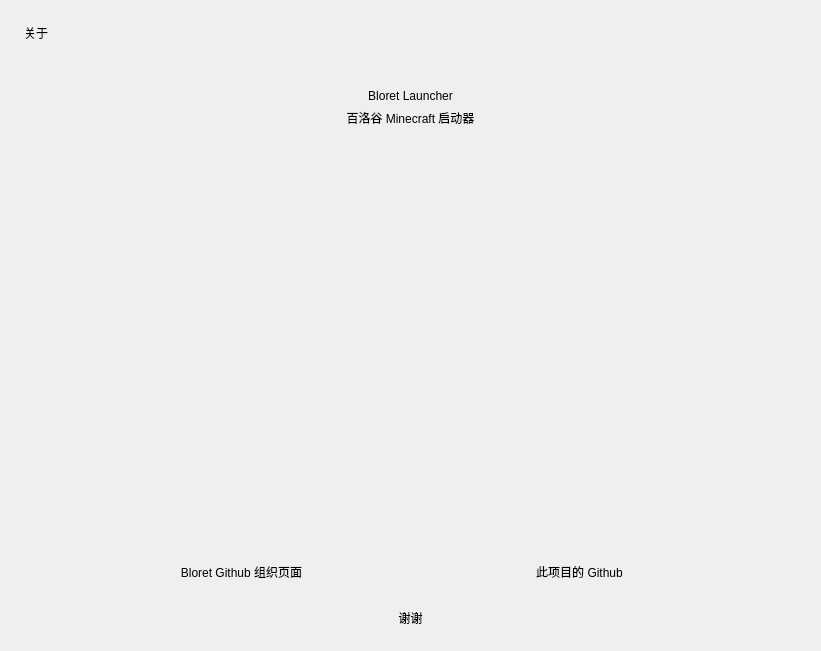
The window that ui/info.ui (BloretCrew/Bloret-Launcher) describes before a commit, drawn with Qt 5.
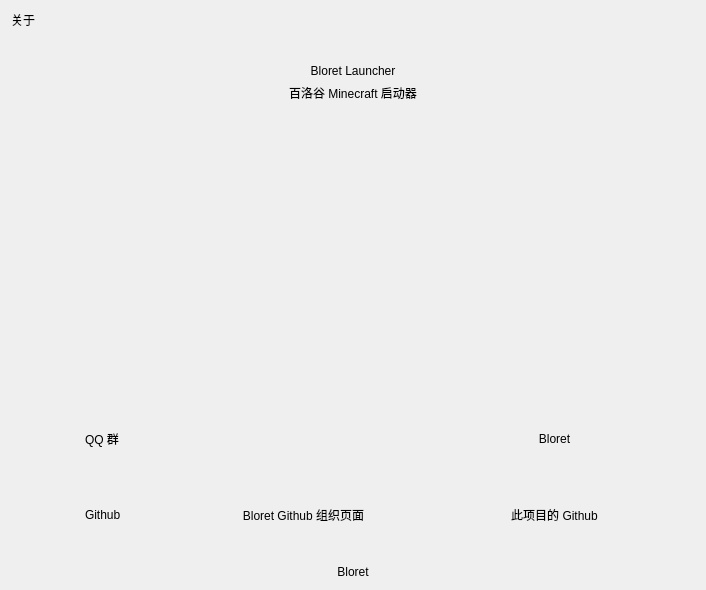
The same window after the commit. Icons and pictures are not drawn. Custom widgets are drawn as their Qt base class.

The edit to the form file:
```diff
--- a/ui/info.ui
+++ b/ui/info.ui
@@ -6,29 +6,14 @@
    <rect>
     <x>0</x>
     <y>0</y>
-    <width>821</width>
-    <height>651</height>
+    <width>706</width>
+    <height>590</height>
    </rect>
   </property>
   <property name="windowTitle">
    <string>Form</string>
   </property>
   <layout class="QVBoxLayout" name="verticalLayout_2">
-   <property name="spacing">
-    <number>18</number>
-   </property>
-   <property name="leftMargin">
-    <number>24</number>
-   </property>
-   <property name="topMargin">
-    <number>24</number>
-   </property>
-   <property name="rightMargin">
-    <number>24</number>
-   </property>
-   <property name="bottomMargin">
-    <number>24</number>
-   </property>
    <item>
     <widget class="TitleLabel" name="TitleLabel">
      <property name="text">
@@ -49,8 +34,8 @@
        <rect>
         <x>0</x>
         <y>0</y>
-        <width>773</width>
-        <height>543</height>
+        <width>688</width>
+        <height>536</height>
        </rect>
       </property>
       <layout class="QVBoxLayout" name="verticalLayout">
@@ -132,9 +117,147 @@
         </spacer>
        </item>
        <item>
-        <layout class="QHBoxLayout" name="horizontalLayout_3">
+        <widget class="CardWidget" name="frame_5">
+         <property name="minimumSize">
+          <size>
+           <width>0</width>
+           <height>70</height>
+          </size>
+         </property>
+         <property name="frameShape">
+          <enum>QFrame::StyledPanel</enum>
+         </property>
+         <property name="frameShadow">
+          <enum>QFrame::Raised</enum>
+         </property>
+         <layout class="QHBoxLayout" name="horizontalLayout_5">
          <item>
-          <spacer name="horizontalSpacer_3">
+           <widget class="CaptionLabel" name="CaptionLabel_5">
+            <property name="sizePolicy">
+             <sizepolicy hsizetype="Expanding" vsizetype="Preferred">
+              <horstretch>0</horstretch>
+              <verstretch>0</verstretch>
+             </sizepolicy>
+            </property>
+            <property name="minimumSize">
+             <size>
+              <width>50</width>
+              <height>50</height>
+             </size>
+            </property>
+            <property name="maximumSize">
+             <size>
+              <width>50</width>
+              <height>50</height>
+             </size>
+            </property>
+            <property name="pixmap">
+             <pixmap>icon/favicon.ico</pixmap>
+            </property>
+            <property name="alignment">
+             <set>Qt::AlignCenter</set>
+            </property>
+            <property name="wordWrap">
+             <bool>true</bool>
+            </property>
+            <property name="lightColor" stdset="0">
+             <color alpha="150">
+              <red>0</red>
+              <green>0</green>
+              <blue>0</blue>
+             </color>
+            </property>
+            <property name="darkColor" stdset="0">
+             <color alpha="200">
+              <red>255</red>
+              <green>255</green>
+              <blue>255</blue>
+             </color>
+            </property>
+           </widget>
+          </item>
+          <item>
+           <widget class="StrongBodyLabel" name="StrongBodyLabel_11">
+            <property name="text">
+             <string>QQ 群</string>
+            </property>
+           </widget>
+          </item>
+          <item>
+           <spacer name="horizontalSpacer_2">
+            <property name="orientation">
+             <enum>Qt::Horizontal</enum>
+            </property>
+            <property name="sizeHint" stdset="0">
+             <size>
+              <width>40</width>
+              <height>20</height>
+             </size>
+            </property>
+           </spacer>
+          </item>
+          <item>
+           <widget class="PushButton" name="pushButton">
+            <property name="minimumSize">
+             <size>
+              <width>245</width>
+              <height>0</height>
+             </size>
+            </property>
+            <property name="text">
+             <string>Bloret</string>
+            </property>
+           </widget>
+          </item>
+         </layout>
+        </widget>
+       </item>
+       <item>
+        <widget class="CardWidget" name="frame_6">
+         <property name="minimumSize">
+          <size>
+           <width>0</width>
+           <height>70</height>
+          </size>
+         </property>
+         <property name="frameShape">
+          <enum>QFrame::StyledPanel</enum>
+         </property>
+         <property name="frameShadow">
+          <enum>QFrame::Raised</enum>
+         </property>
+         <layout class="QHBoxLayout" name="horizontalLayout_6">
+          <item>
+           <widget class="QLabel" name="label_2">
+            <property name="minimumSize">
+             <size>
+              <width>50</width>
+              <height>50</height>
+             </size>
+            </property>
+            <property name="maximumSize">
+             <size>
+              <width>50</width>
+              <height>50</height>
+             </size>
+            </property>
+            <property name="pixmap">
+             <pixmap>icon/github.png</pixmap>
+            </property>
+            <property name="scaledContents">
+             <bool>true</bool>
+            </property>
+           </widget>
+          </item>
+          <item>
+           <widget class="StrongBodyLabel" name="StrongBodyLabel_12">
+            <property name="text">
+             <string>Github</string>
+            </property>
+           </widget>
+          </item>
+          <item>
+           <spacer name="horizontalSpacer_5">
            <property name="orientation">
             <enum>Qt::Horizontal</enum>
            </property>
@@ -159,19 +282,6 @@
            </property>
           </widget>
          </item>
-         <item>
-          <spacer name="horizontalSpacer">
-           <property name="orientation">
-            <enum>Qt::Horizontal</enum>
-           </property>
-           <property name="sizeHint" stdset="0">
-            <size>
-             <width>40</width>
-             <height>20</height>
-            </size>
-           </property>
-          </spacer>
-         </item>
          <item>
           <widget class="PushButton" name="button_github">
            <property name="sizePolicy">
@@ -200,20 +310,11 @@
            </property>
           </widget>
          </item>
-         <item>
-          <spacer name="horizontalSpacer_4">
-           <property name="orientation">
-            <enum>Qt::Horizontal</enum>
-           </property>
-           <property name="sizeHint" stdset="0">
-            <size>
-             <width>40</width>
-             <height>20</height>
-            </size>
-           </property>
-          </spacer>
-         </item>
-        </layout>
+         </layout>
+        </widget>
+       </item>
+       <item>
+        <layout class="QHBoxLayout" name="horizontalLayout_3"/>
        </item>
        <item>
         <layout class="QHBoxLayout" name="horizontalLayout_4">
@@ -242,7 +343,7 @@
    <item>
     <widget class="CaptionLabel" name="CaptionLabel_2">
      <property name="text">
-      <string>谢谢</string>
+      <string>Bloret</string>
      </property>
      <property name="alignment">
       <set>Qt::AlignCenter</set>
@@ -266,6 +367,12 @@
   </layout>
  </widget>
  <customwidgets>
+  <customwidget>
+   <class>CardWidget</class>
+   <extends>QFrame</extends>
+   <header location="global">qfluentwidgets</header>
+   <container>1</container>
+  </customwidget>
   <customwidget>
    <class>SmoothScrollArea</class>
    <extends>QScrollArea</extends>
@@ -273,7 +380,7 @@
    <container>1</container>
   </customwidget>
   <customwidget>
-   <class>SubtitleLabel</class>
+   <class>StrongBodyLabel</class>
    <extends>QLabel</extends>
    <header location="global">qfluentwidgets</header>
   </customwidget>
@@ -287,6 +394,11 @@
    <extends>QPushButton</extends>
    <header location="global">qfluentwidgets</header>
   </customwidget>
+  <customwidget>
+   <class>SubtitleLabel</class>
+   <extends>QLabel</extends>
+   <header location="global">qfluentwidgets</header>
+  </customwidget>
   <customwidget>
    <class>CaptionLabel</class>
    <extends>QLabel</extends>
```
Lines whose indentation alone changed are shown as unchanged.
